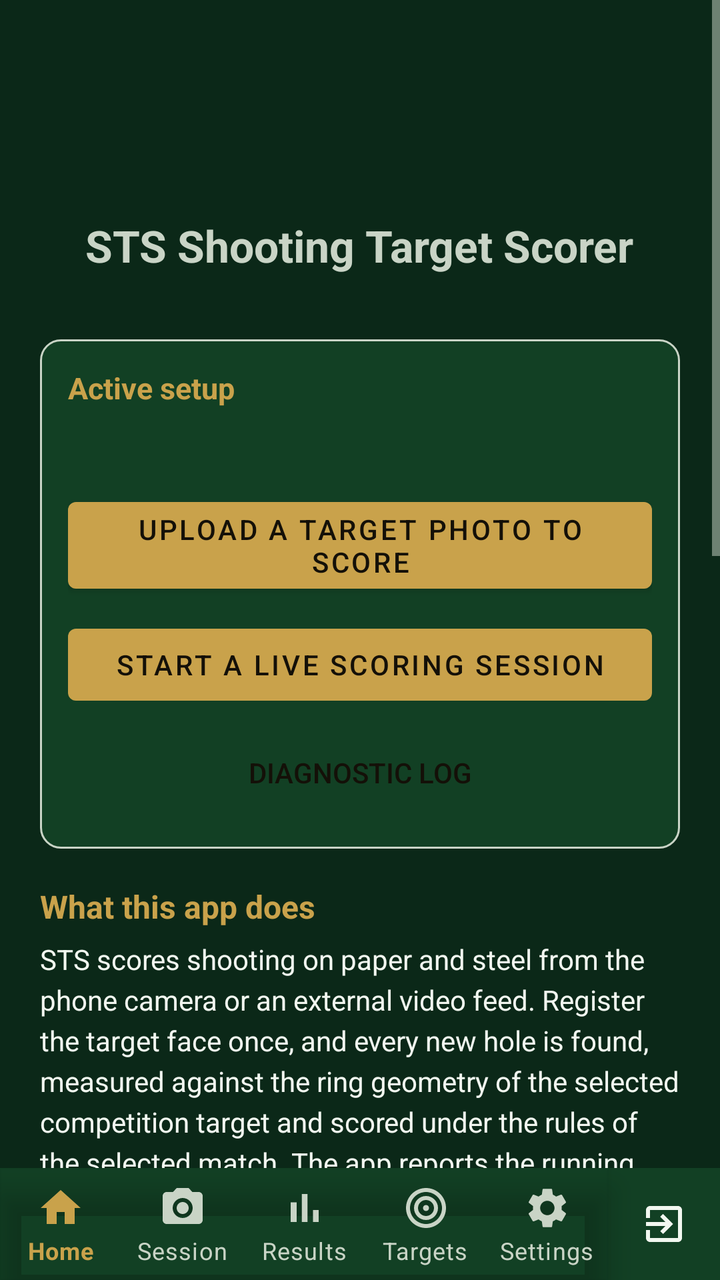
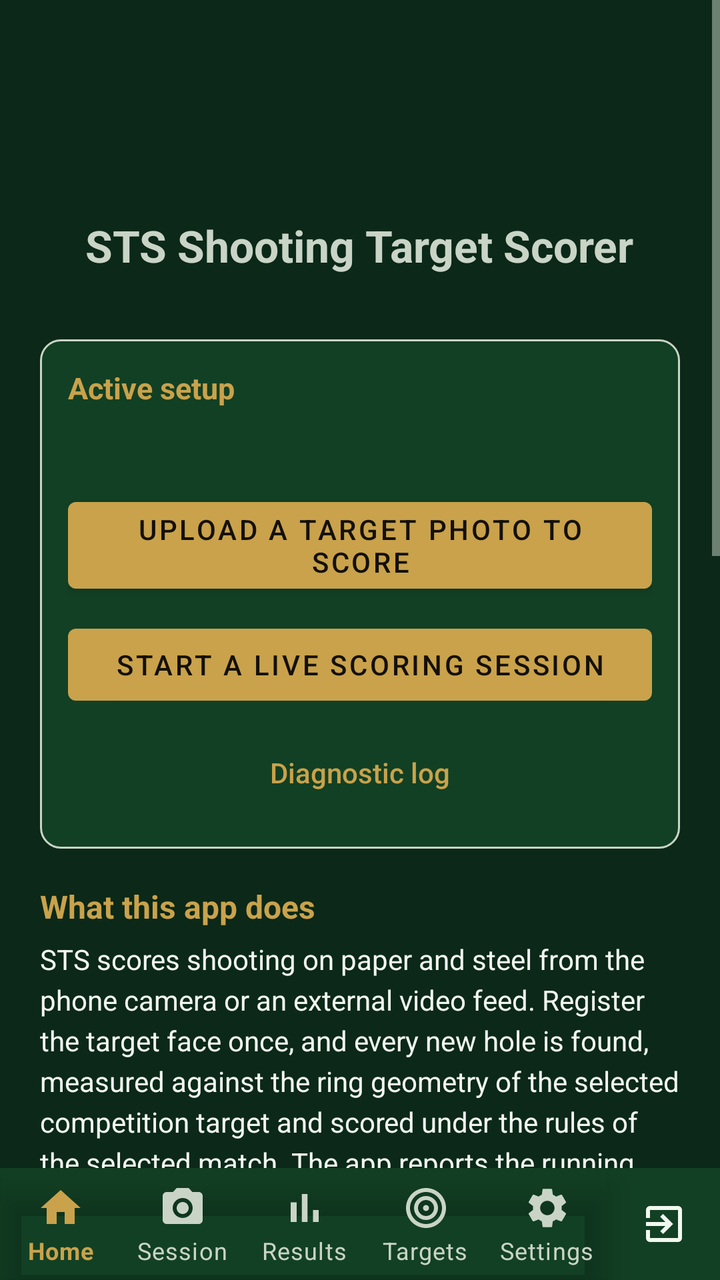

An Android layout rendered at two revisions. The XML below is the earlier revision; the diff shows what the commit changed to produce the second picture.
<!-- AndroidManifest.xml: application theme Theme.STS -->
<!-- res/layout/activity_main.xml -->
<?xml version="1.0" encoding="utf-8"?>
<LinearLayout xmlns:android="http://schemas.android.com/apk/res/android"
    android:layout_width="match_parent"
    android:layout_height="match_parent"
    android:orientation="vertical">

    <ScrollView
        android:layout_width="match_parent"
        android:layout_height="0dp"
        android:layout_weight="1">

        <LinearLayout
            android:layout_width="match_parent"
            android:layout_height="wrap_content"
            android:orientation="vertical"
            android:padding="20dp"
            android:gravity="center_horizontal">

            <ImageView
                android:layout_width="80dp"
                android:layout_height="80dp"
                android:layout_marginBottom="8dp"
                android:src="@mipmap/ic_launcher"
                android:contentDescription="@string/app_name" />

            <TextView
                android:layout_width="wrap_content"
                android:layout_height="wrap_content"
                android:text="@string/app_name"
                android:textSize="22sp"
                android:textStyle="bold" />

            <TextView
                android:id="@+id/tvVersion"
                android:layout_width="wrap_content"
                android:layout_height="wrap_content"
                android:textSize="12sp"
                android:layout_marginBottom="16dp" />

            
            <LinearLayout
                android:layout_width="match_parent"
                android:layout_height="wrap_content"
                android:orientation="vertical"
                android:background="@drawable/bg_card"
                android:padding="14dp">

                <TextView
                    android:layout_width="match_parent"
                    android:layout_height="wrap_content"
                    android:text="Active setup"
                    android:textSize="15sp"
                    android:textStyle="bold"
                    android:textColor="?attr/colorAccent" />

                <TextView
                    android:id="@+id/tvSetup"
                    style="@style/Sts.Value"
                    android:layout_marginTop="8dp"
                    android:lineSpacingExtra="3dp" />

                
                <Button
                    android:id="@+id/btnImport"
                    android:layout_width="match_parent"
                    android:layout_height="wrap_content"
                    android:layout_marginTop="14dp"
                    android:text="Upload a target photo to score" />

                <Button
                    android:id="@+id/btnStart"
                    android:layout_width="match_parent"
                    android:layout_height="wrap_content"
                    android:layout_marginTop="8dp"
                    android:text="Start a live scoring session" />

                <Button
                    android:id="@+id/btnLog"
                    android:layout_width="match_parent"
                    android:layout_height="wrap_content"
                    android:layout_marginTop="6dp"
                    style="?android:attr/borderlessButtonStyle"
                    android:text="Diagnostic log" />

                <Button
                    android:id="@+id/btnResume"
                    android:layout_width="match_parent"
                    android:layout_height="wrap_content"
                    android:layout_marginTop="6dp"
                    android:visibility="gone"
                    style="?android:attr/borderlessButtonStyle"
                    android:text="Resume the session in progress" />
            </LinearLayout>

            <TextView
                style="@style/Sts.SectionHeading"
                android:text="What this app does" />

            <TextView
                android:layout_width="match_parent"
                android:layout_height="wrap_content"
                android:textSize="14sp"
                android:lineSpacingExtra="4dp"
                android:textColor="?android:attr/textColorPrimary"
                android:text="@string/about_app_description" />

            <TextView
                android:layout_width="match_parent"
                android:layout_height="wrap_content"
                android:layout_marginTop="10dp"
                android:textSize="14sp"
                android:lineSpacingExtra="4dp"
                android:textColor="?android:attr/textColorSecondary"
                android:text="@string/about_disciplines" />

            <TextView
                style="@style/Sts.SectionHeading"
                android:text="Before you rely on a score" />

            <TextView
                android:layout_width="match_parent"
                android:layout_height="wrap_content"
                android:textSize="13sp"
                android:lineSpacingExtra="3dp"
                android:textColor="?android:attr/textColorSecondary"
                android:text="@string/disclaimer_scoring" />

            <TextView
                android:layout_width="match_parent"
                android:layout_height="wrap_content"
                android:layout_marginTop="10dp"
                android:textSize="13sp"
                android:lineSpacingExtra="3dp"
                android:textColor="?android:attr/textColorSecondary"
                android:text="@string/safety_notice" />

            <TextView
                style="@style/Sts.SectionHeading"
                android:text="@string/about_developer_heading" />

            <TextView
                android:layout_width="match_parent"
                android:layout_height="wrap_content"
                android:textSize="14sp"
                android:lineSpacingExtra="4dp"
                android:textColor="?android:attr/textColorPrimary"
                android:text="@string/about_developer_description" />

            <TextView
                android:layout_width="wrap_content"
                android:layout_height="wrap_content"
                android:layout_marginTop="16dp"
                android:textSize="13sp"
                android:text="developed by Dr Artur Krukowski" />

            <TextView
                android:id="@+id/tvClaudeCredit"
                android:layout_width="wrap_content"
                android:layout_height="wrap_content"
                android:textSize="13sp"
                android:layout_marginTop="2dp"
                android:layout_marginBottom="8dp" />

        </LinearLayout>
    </ScrollView>

    <include layout="@layout/include_bottom_nav" />

</LinearLayout>
<!-- res/layout/include_bottom_nav.xml (included above) -->
<?xml version="1.0" encoding="utf-8"?>
<LinearLayout xmlns:android="http://schemas.android.com/apk/res/android"
    xmlns:app="http://schemas.android.com/apk/res-auto"
    android:layout_width="match_parent"
    android:layout_height="wrap_content"
    android:orientation="horizontal"
    android:background="?attr/colorSurface">

    <com.google.android.material.bottomnavigation.BottomNavigationView
        android:id="@+id/bottomNav"
        android:layout_width="0dp"
        android:layout_weight="1"
        android:layout_height="wrap_content"
        android:background="@android:color/transparent"
        app:itemIconTint="@color/bottom_nav_item"
        app:itemTextColor="@color/bottom_nav_item"
        app:labelVisibilityMode="labeled"
        app:menu="@menu/bottom_nav_menu" />

    <LinearLayout
        android:id="@+id/btnExit"
        android:layout_width="56dp"
        android:layout_height="match_parent"
        android:orientation="vertical"
        android:gravity="center"
        android:background="?attr/selectableItemBackgroundBorderless"
        android:contentDescription="@string/nav_exit">

        
        <ImageView
            android:layout_width="24dp"
            android:layout_height="24dp"
            android:src="@drawable/ic_nav_exit"
            app:tint="?android:attr/textColorPrimary"
            android:importantForAccessibility="no" />
    </LinearLayout>
</LinearLayout>
<!-- resources referenced by this layout -->
<resources>
  <!-- drawable bg_card (drawable) -->
  <?xml version="1.0" encoding="utf-8"?>
  <shape xmlns:android="http://schemas.android.com/apk/res/android" android:shape="rectangle">
      <solid android:color="?attr/colorSurface" />
      <corners android:radius="10dp" />
      <stroke android:width="1dp" android:color="?android:attr/textColorTertiary" />
  </shape>
  <string name="about_app_description">STS scores shooting on paper and steel from the phone camera or an external
          video feed. Register the target face once, and every new hole is found, measured against the ring geometry of
          the selected competition target and scored under the rules of the selected match. The app reports the running
          total, the group centre and dispersion, and the sight correction — in clicks for the scope or red dot in your
          active profile set — needed to move the group onto the point of aim.</string>
  <string name="about_developer_description">STS is developed by Dr Artur Krukowski, alongside VTB Vapor-Trail
          Ballistics. Both apps share a design principle: the physics and the rules are written down explicitly in the
          source, with their assumptions stated, so a shooter can see exactly why the app produced the number it did.</string>
  <string name="about_developer_heading">About the developer</string>
  <string name="about_disciplines">Air rifle and air pistol at 10 m, rimfire rifle and pistol at 25 m and 50 m,
          and centrefire rifle in .223, .308 and similar chamberings out to 1000 yards.</string>
  <string name="app_name">STS Shooting Target Scorer</string>
  <string name="disclaimer_scoring">STS is a training and practice aid. Official match results are determined by the
          appointed jury under the current rulebook of the governing body. Ring dimensions and rule parameters shipped
          with the app are nominal published figures and are editable — verify them against the rulebook in force for
          your competition.</string>
  <string name="nav_exit">Exit</string>
  <string name="safety_notice">Operate the app only from behind the firing line, with the firearm made safe and the
          range in a condition permitted by the range officer. Never handle a phone and a loaded firearm at the same
          time.</string>
  <style name="Sts.Value" parent="">
          <item name="android:layout_width">match_parent</item>
          <item name="android:layout_height">wrap_content</item>
          <item name="android:textSize">14sp</item>
      </style>
  <style name="Theme.STS" parent="Theme.STS.Dark" />
  <!-- drawable ic_launcher_background (drawable) -->
  <vector xmlns:android="http://schemas.android.com/apk/res/android"
      android:width="108dp" android:height="108dp"
      android:viewportWidth="108" android:viewportHeight="108">
      <path android:fillColor="@color/icon_background" android:pathData="M0,0h108v108h-108z" />
  </vector>
  <color name="icon_background">#2E4034</color>
  <style name="Theme.STS.Base" parent="Theme.MaterialComponents.NoActionBar">
          <item name="android:statusBarColor">@color/dark_bg</item>
      </style>
  <color name="dark_bg">#0B2818</color>
  <color name="dark_surface">#124024</color>
  <color name="dark_accent">#C9A24B</color>
  <color name="dark_on_accent">#141008</color>
  <color name="dark_text">#F2F7F0</color>
  <color name="dark_text_dim">#C9D4C6</color>
  <!-- unchanged entries left out for length: 4 -->
</resources>

<!-- the commit's change to res/layout/activity_main.xml (unified diff, before → after) -->
@@ -79,7 +79,7 @@
                     android:layout_width="match_parent"
                     android:layout_height="wrap_content"
                     android:layout_marginTop="6dp"
-                    style="?android:attr/borderlessButtonStyle"
+                    style="@style/Sts.TextButton"
                     android:text="Diagnostic log" />
 
                 <Button
@@ -88,7 +88,7 @@
                     android:layout_height="wrap_content"
                     android:layout_marginTop="6dp"
                     android:visibility="gone"
-                    style="?android:attr/borderlessButtonStyle"
+                    style="@style/Sts.TextButton"
                     android:text="Resume the session in progress" />
             </LinearLayout>
 
<!-- resource entries referenced after the edit -->
@@ -27,6 +27,11 @@
   <string name="safety_notice">Operate the app only from behind the firing line, with the firearm made safe and the
           range in a condition permitted by the range officer. Never handle a phone and a loaded firearm at the same
           time.</string>
+  <style name="Sts.TextButton" parent="Widget.AppCompat.Button.Borderless">
+          <item name="android:textColor">?attr/colorAccent</item>
+          <item name="android:textAllCaps">false</item>
+          <item name="android:textSize">14sp</item>
+      </style>
   <style name="Sts.Value" parent="">
           <item name="android:layout_width">match_parent</item>
           <item name="android:layout_height">wrap_content</item>
